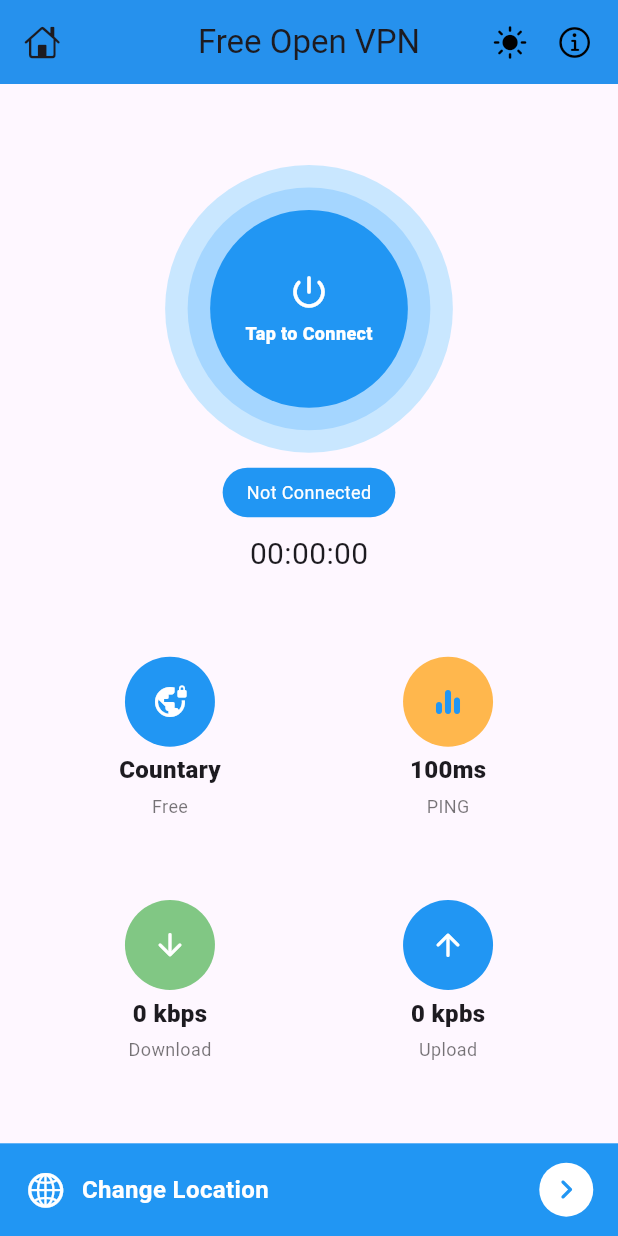
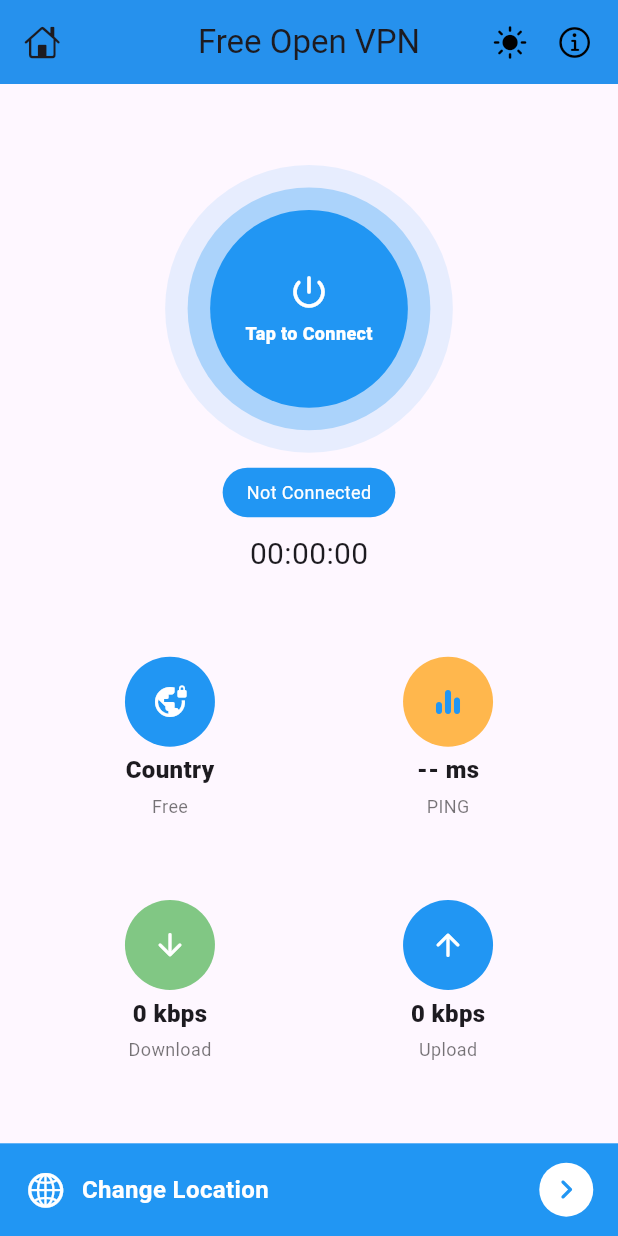
Before and after one commit to Mutie-Rehman/vpn-basic-project, a Flutter app: the screen it shows after launch, on a phone screen of 412 x 824 dp. Run offline on Flutter 3.47's test engine with Material 3 defaults, Android fonts, the phone set to English and light mode, and no system bars; our stand-ins replace csv, get.

Commit message:
observers added and data change to dynamic from static, getting data from apis now

```diff
--- a/lib/screens/home_screen.dart
+++ b/lib/screens/home_screen.dart
@@ -1,63 +1,25 @@
-import 'dart:developer';
-
 import 'package:flutter/cupertino.dart';
 import 'package:flutter/material.dart';
-import 'package:flutter/scheduler.dart';
 
-import 'package:flutter/services.dart' show rootBundle;
 import 'package:get/get.dart';
+import 'package:vpn_basic_project/controllers/home_controller.dart';
 import 'package:vpn_basic_project/global/global_variables.dart';
+import 'package:vpn_basic_project/models/vpn_status.dart';
+import 'package:vpn_basic_project/screens/location_screen.dart';
 import 'package:vpn_basic_project/widgets/count_down_timer.dart';
 import 'package:vpn_basic_project/widgets/home_card.dart';
-
-import '../models/vpn_config.dart';
-import '../models/vpn_status.dart';
 import '../services/vpn_engine.dart';
 
-class HomeScreen extends StatefulWidget {
-  @override
-  _HomeScreenState createState() => _HomeScreenState();
-}
-
-class _HomeScreenState extends State<HomeScreen> {
-  String _vpnState = VpnEngine.vpnDisconnected;
-  List<VpnConfig> _listVpn = [];
-  VpnConfig? _selectedVpn;
-
-  final RxBool _startTimer = false.obs;
-
-  @override
-  void initState() {
-    super.initState();
-
-    ///Add listener to update vpn state
-    VpnEngine.vpnStageSnapshot().listen((event) {
-      setState(() => _vpnState = event);
-    });
-
-    initVpn();
-  }
-
-  void initVpn() async {
-    //sample vpn config file (you can get more from https://www.vpngate.net/)
-    _listVpn.add(VpnConfig(
-        config: await rootBundle.loadString('assets/vpn/japan.ovpn'),
-        country: 'Japan',
-        username: 'vpn',
-        password: 'vpn'));
-
-    _listVpn.add(VpnConfig(
-        config: await rootBundle.loadString('assets/vpn/thailand.ovpn'),
-        country: 'Thailand',
-        username: 'vpn',
-        password: 'vpn'));
-
-    SchedulerBinding.instance.addPostFrameCallback(
-        (t) => setState(() => _selectedVpn = _listVpn.first));
-  }
+class HomeScreen extends StatelessWidget {
+  HomeScreen({super.key});
+  final _controller = Get.put(HomeController());
 
   @override
   Widget build(BuildContext context) {
+    ///Add listener to update vpn state
+    VpnEngine.vpnStageSnapshot().listen((event) {
+      _controller.vpnState.value = event;
+    });
     mq = MediaQuery.of(context).size;
     return Scaffold(
       //appbar
@@ -85,16 +47,37 @@ class _HomeScreenState extends State<HomeScreen> {
 
       //body
       body: Column(mainAxisAlignment: MainAxisAlignment.spaceEvenly, children: [
-        _vpnButton(),
+        Obx(
+          () => _vpnButton(),
+        ),
 
 //home cards
-        Row(
+        Obx(
+          () => Row(
             mainAxisAlignment: MainAxisAlignment.center,
             children: [
+              // ✅ Country Card
               HomeCard(
-              title: "Countary",
+                title: _controller.vpn.value.CountryLong.isEmpty
+                    ? "Country"
+                    : _controller.vpn.value.CountryLong.toString(),
                 subtitle: "Free",
-              icon: CircleAvatar(
+                icon: _controller.vpn.value.CountryShort.isNotEmpty
+                    ? CircleAvatar(
+                        backgroundColor: Colors.blue.shade100,
+                        radius: 30,
+                        child: FittedBox(
+                          // ✅ Scale the flag within the circle
+                          child: Text(
+                            _getCountryFlag(_controller.vpn.value.CountryShort),
+                            style: TextStyle(
+                              fontSize:
+                                  40, // ✅ Increase font size for better scaling
+                            ),
+                          ),
+                        ),
+                      )
+                    : const CircleAvatar(
                         backgroundColor: Colors.blue,
                         radius: 30,
                         child: Icon(
@@ -103,8 +86,12 @@ class _HomeScreenState extends State<HomeScreen> {
                         ),
                       ),
               ),
+
+              // ✅ Ping Card
               HomeCard(
-                title: "100ms",
+                title: _controller.vpn.value.CountryLong.isEmpty
+                    ? "-- ms"
+                    : "${_controller.ping.value} ms",
                 subtitle: "PING",
                 icon: CircleAvatar(
                   backgroundColor: Colors.orange.shade300,
@@ -113,14 +100,23 @@ class _HomeScreenState extends State<HomeScreen> {
                     Icons.equalizer_rounded,
                     color: Colors.blue,
                   ),
-                )),
+                ),
+              ),
             ],
           ),
-        Row(
+        ),
+
+        //Stream Builder
+
+        //Stream Builder Code
+        StreamBuilder<VpnStatus?>(
+          initialData: VpnStatus(),
+          stream: VpnEngine.vpnStatusSnapshot(),
+          builder: (context, snapshot) => Row(
             mainAxisAlignment: MainAxisAlignment.center,
             children: [
               HomeCard(
-                title: "0 kbps",
+                  title: "${snapshot.data?.byteIn ?? "0 kbps"}",
                   subtitle: "Download",
                   icon: CircleAvatar(
                     radius: 30,
@@ -131,7 +127,7 @@ class _HomeScreenState extends State<HomeScreen> {
                     ),
                   )),
               HomeCard(
-              title: "0 kpbs",
+                title: "${snapshot.data?.byteOut ?? "0 kbps"}",
                 subtitle: "Upload",
                 icon: CircleAvatar(
                   backgroundColor: Colors.blue,
@@ -144,22 +140,10 @@ class _HomeScreenState extends State<HomeScreen> {
               ),
             ],
           ),
+        ),
       ]),
       bottomNavigationBar: _changeLocation(),
     );
-  }
-
-  void _connectClick() {
-    ///Stop right here if user not select a vpn
-    if (_selectedVpn == null) return;
-
-    if (_vpnState == VpnEngine.vpnDisconnected) {
-      ///Start if stage is disconnected
-      VpnEngine.startVpn(_selectedVpn!);
-    } else {
-      ///Stop if stage is "not" disconnected
-      VpnEngine.stopVpn();
-    }
   }
 
 //VPN BUTTON
@@ -169,24 +153,25 @@ class _HomeScreenState extends State<HomeScreen> {
             button: true,
             child: InkWell(
               onTap: () {
-                _startTimer.value = !_startTimer.value;
+                _controller.connectToVpn();
               },
               borderRadius: BorderRadius.circular(80),
               child: Container(
                 padding: EdgeInsets.all(15),
                 decoration: BoxDecoration(
                     shape: BoxShape.circle,
-                    color: const Color.fromARGB(255, 201, 231, 255)),
+                    color: _controller.getButtonColor.withOpacity(.1)),
                 child: Container(
                   padding: EdgeInsets.all(15),
                   decoration: BoxDecoration(
                       shape: BoxShape.circle,
-                      color: const Color.fromARGB(255, 165, 214, 255)),
+                      color: _controller.getButtonColor.withOpacity(.3)),
                   child: Container(
                     width: mq.height * .16,
                     height: mq.height * .16,
                     decoration: BoxDecoration(
-                        shape: BoxShape.circle, color: Colors.blue),
+                        shape: BoxShape.circle,
+                        color: _controller.getButtonColor),
                     child: Column(
                       mainAxisAlignment: MainAxisAlignment.center,
                       children: [
@@ -199,7 +184,7 @@ class _HomeScreenState extends State<HomeScreen> {
                           height: 5,
                         ),
                         Text(
-                          "Tap to Connect",
+                          _controller.getButtonText,
                           style: TextStyle(
                               fontSize: 12,
                               color: Colors.white,
@@ -218,7 +203,9 @@ class _HomeScreenState extends State<HomeScreen> {
             decoration: BoxDecoration(
                 color: Colors.blue, borderRadius: BorderRadius.circular(20)),
             child: Text(
-              "Not Connected",
+              _controller.vpnState.value == VpnEngine.vpnDisconnected
+                  ? "Not Connected"
+                  : _controller.vpnState.replaceAll('_', '').toUpperCase(),
               style: TextStyle(
                 fontSize: 12,
                 color: Colors.white,
@@ -226,13 +213,17 @@ class _HomeScreenState extends State<HomeScreen> {
             ),
           ),
           //count down timer
-          Obx(() => CountDownTimer(startTimer: _startTimer.value)),
+          Obx(() => CountDownTimer(startTimer: _controller.startTimer.value)),
         ],
       );
 }
 
 //Change Location Widget
 Widget _changeLocation() => SafeArea(
+      child: InkWell(
+        onTap: () {
+          Get.to(() => LocationScreen());
+        },
         child: Container(
           padding: EdgeInsets.symmetric(horizontal: mq.width * 0.04),
           color: Colors.blue,
@@ -267,53 +258,18 @@ Widget _changeLocation() => SafeArea(
             ],
           ),
         ),
+      ),
     );
 
-/*
- Center(
-                  child: TextButton(
-                    style: TextButton.styleFrom(
-                      shape: StadiumBorder(),
-                      backgroundColor: Colors.blue,
-                    ),
-                    child: Text(
-                      _vpnState == VpnEngine.vpnDisconnected
-                          ? 'Connect VPN'
-                          : _vpnState.replaceAll("_", " ").toUpperCase(),
-                      style: TextStyle(color: Colors.white),
-                    ),
-                    onPressed: _connectClick,
-                  ),
-                ),
-                StreamBuilder<VpnStatus?>(
-                  initialData: VpnStatus(),
-                  stream: VpnEngine.vpnStatusSnapshot(),
-                  builder: (context, snapshot) => Text(
-                      "${snapshot.data?.byteIn ?? ""}, ${snapshot.data?.byteOut ?? ""}",
-                      textAlign: TextAlign.center),
-                ),
+// Get country flag emoji using country code
+String _getCountryFlag(String countryCode) {
+  if (countryCode.length != 2) return '';
 
-                //sample vpn list
-                Column(
-                    children: _listVpn
-                        .map(
-                          (e) => ListTile(
-                            title: Text(e.country),
-                            leading: SizedBox(
-                              height: 20,
-                              width: 20,
-                              child: Center(
-                                  child: _selectedVpn == e
-                                      ? CircleAvatar(
-                                          backgroundColor: Colors.green)
-                                      : CircleAvatar(
-                                          backgroundColor: Colors.grey)),
-                            ),
-                            onTap: () {
-                              log("${e.country} is selected");
-                              setState(() => _selectedVpn = e);
-                            },
-                          ),
-                        )
-                        .toList()),
-*/
+  // Convert country code to emoji
+  String flag = countryCode.toUpperCase().replaceAllMapped(
+        RegExp(r'[A-Z]'),
+        (match) => String.fromCharCode(match.group(0)!.codeUnitAt(0) + 127397),
+      );
+
+  return flag;
+}
```
Lines whose indentation alone changed are shown as unchanged.
